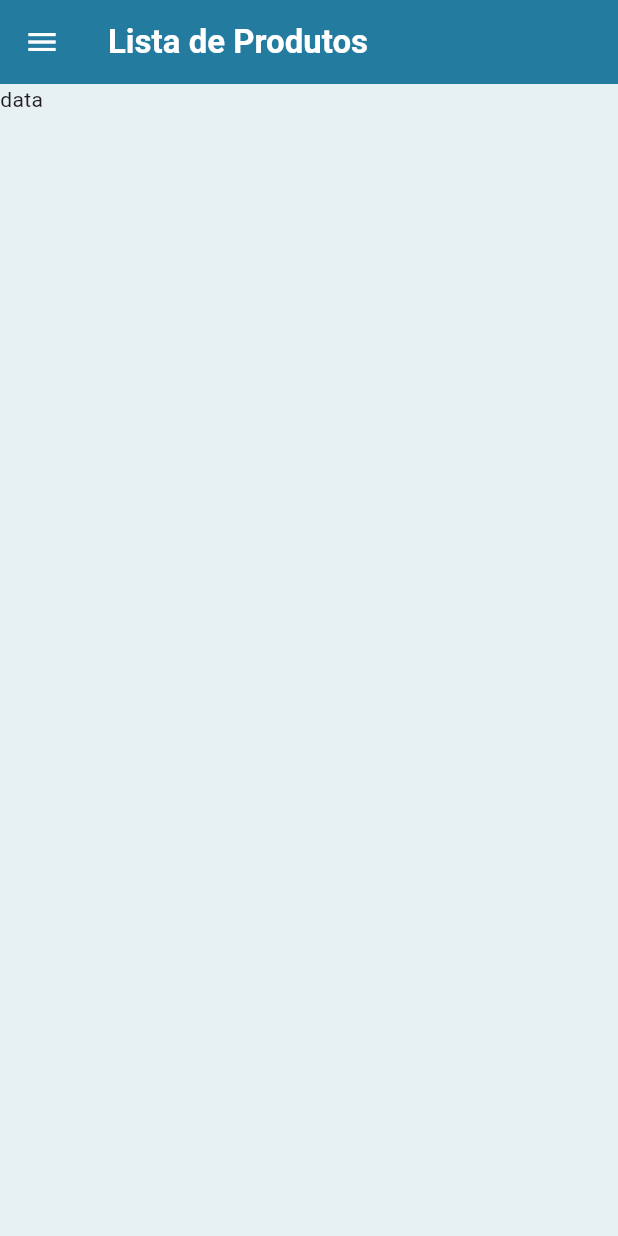
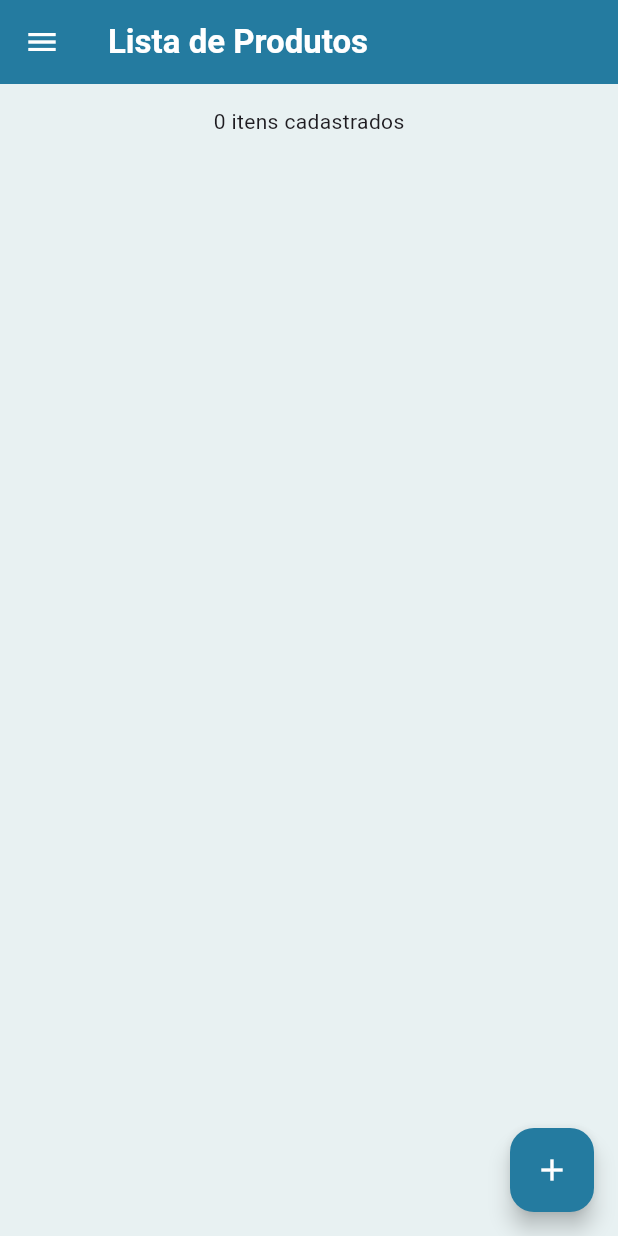
Before and after one commit to Miguel-Luis-1/ArmazemProjectF, a Flutter app: the screen it shows after launch, on a phone screen of 412 x 824 dp. Run offline on Flutter 3.47's test engine with Material 3 defaults, Android fonts, the phone set to English and light mode, and no system bars; our stand-ins replace flutter_mobx, flutter_modular, mobx; generated files the repository leaves out were written again.

Commit message:
Ajustes e Item
* Adição de texto na home;
* Criação de um bnt de add;
* Criação do model de item.

```diff
--- a/lib/app/home/home_page.dart
+++ b/lib/app/home/home_page.dart
@@ -1,5 +1,8 @@
+import 'package:armazemf/app/stores/home_page_store.dart';
 import 'package:armazemf/app/widgets/base_page.dart';
 import 'package:flutter/material.dart';
+import 'package:flutter_modular/flutter_modular.dart';
+import 'package:flutter_mobx/flutter_mobx.dart';
 
 class HomePage extends StatefulWidget {
   const HomePage({super.key});
@@ -9,13 +12,25 @@ class HomePage extends StatefulWidget {
 }
 
 class _HomePageState extends State<HomePage> {
+  final HomePageStore store = Modular.get<HomePageStore>();
+  @override
+  void initState() {
+    super.initState();
+    store.dispose();
+  }
+
   @override
   Widget build(BuildContext context) {
-    return const BasePage(
-      title: "Lista de Produtos",
-      body: Column(
-        children: [Text('data')],
-      ),
-    );
+    return Observer(builder: (context) {
+      return BasePage(
+          bntAdd: true,
+          title: "Lista de Produtos",
+          body: Column(
+            children: [
+              const SizedBox(height: 15,),
+              Center(child: Text('${store.itens.length} itens cadastrados')),
+            ],
+          ));
+    });
   }
 }
--- a/lib/app/widgets/base_page.dart
+++ b/lib/app/widgets/base_page.dart
@@ -4,11 +4,13 @@ import 'package:flutter_modular/flutter_modular.dart';
 class BasePage extends StatefulWidget {
   final Widget body;
   final String title;
+  final bool bntAdd;
 
   const BasePage({
     super.key,
     required this.body,
     required this.title,
+    this.bntAdd = false,
   });
 
   @override
@@ -75,6 +77,17 @@ class _BasePageState extends State<BasePage> {
         ),
       ),
       body: widget.body,
+      floatingActionButton: Visibility(
+        visible: widget.bntAdd,
+        child: FloatingActionButton(
+          onPressed: () {},
+          backgroundColor: const Color(0xFF247BA0),
+          child: const Icon(
+            Icons.add,
+            color: Colors.white,
+          ),
+        ),
+      ),
     );
   }
 }
```
Also changed, not shown: lib/app/models/item.dart (added, +43 -0 lines).
